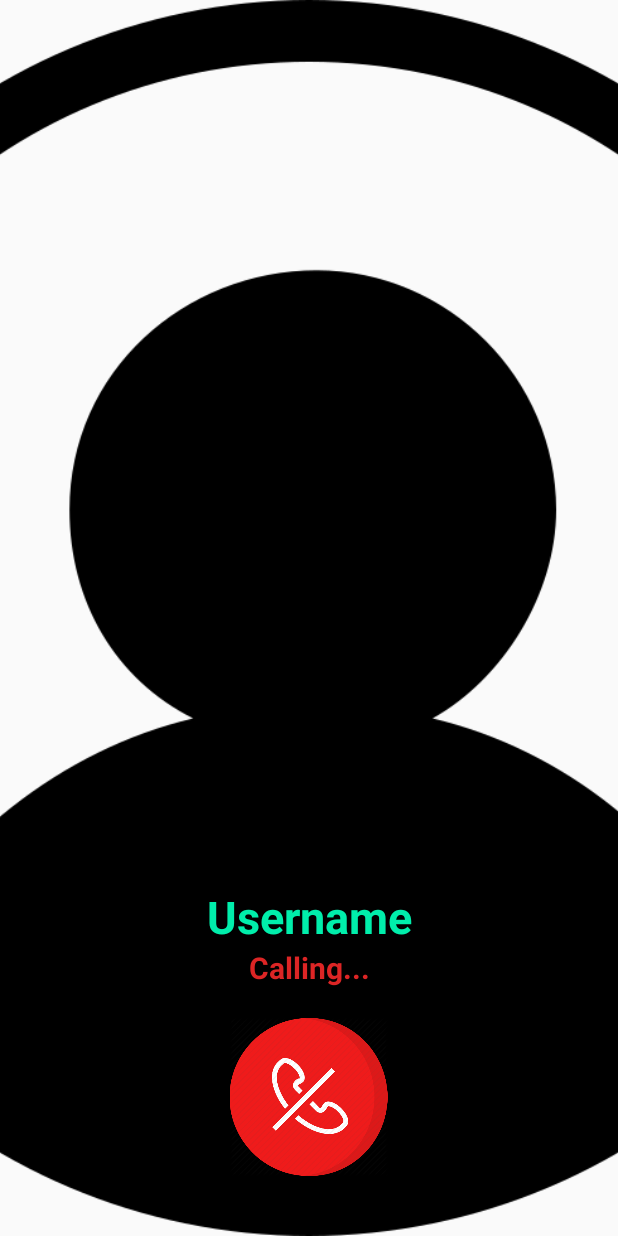
After one commit to srishti01/stackUnderflow, an Android app: the CallingActivity screen opened directly, with no data from a screen before it, on a phone screen of 412 x 824 dp. The commit adds this screen. Run offline under Robolectric (Android 15) with nearby library versions, the phone set to English and light mode, and no system bars; our stand-ins replace Firebase (no records; nobody signed in at launch, a user with empty details on screens opened directly), Picasso; 1 statement that could not run was skipped.

Commit message:
added CallingActivity

```diff
--- a/app/src/main/AndroidManifest.xml
+++ b/app/src/main/AndroidManifest.xml
@@ -11,10 +11,10 @@
         android:roundIcon="@mipmap/ic_launcher_round"
         android:supportsRtl="true"
         android:theme="@style/AppTheme">
-
-        <activity android:name=".ProfileActivity"></activity>
+        <activity android:name=".CallingActivity"></activity>
+        <activity android:name=".ProfileActivity" />
         <activity android:name=".FindPeopleActivity" />
-         <activity android:name=".MainActivity"/>
+        <activity android:name=".MainActivity" />
         <activity android:name=".NotificationActivity" />
         <activity android:name=".SettingsActivity" />
         <activity
--- /dev/null
+++ b/app/src/main/java/com/example/stackunderflow/CallingActivity.java
@@ -0,0 +1,71 @@
+package com.example.stackunderflow;
+
+import androidx.annotation.NonNull;
+import androidx.appcompat.app.AppCompatActivity;
+
+import android.os.Bundle;
+import android.widget.Button;
+import android.widget.ImageView;
+import android.widget.TextView;
+
+import com.google.firebase.auth.FirebaseAuth;
+import com.google.firebase.database.DataSnapshot;
+import com.google.firebase.database.DatabaseError;
+import com.google.firebase.database.DatabaseReference;
+import com.google.firebase.database.FirebaseDatabase;
+import com.google.firebase.database.ValueEventListener;
+import com.squareup.picasso.Picasso;
+
+public class CallingActivity extends AppCompatActivity {
+    private TextView nameContact;
+    private ImageView profileImage;
+    private ImageView cancelCallBtn, makeCallBtn;
+
+    private String recieverUserId="", recieverUserImage="", recieverUserName="";
+    private String senderUserId="", senderUserImage="", senderUserName="";
+    private DatabaseReference usersRef;
+
+    @Override
+    protected void onCreate(Bundle savedInstanceState) {
+        super.onCreate(savedInstanceState);
+        setContentView(R.layout.activity_calling);
+
+        recieverUserId = getIntent().getExtras().get("visit_user_id").toString();//we now have the userID from the last activity, now we can get the name and dp
+        usersRef = FirebaseDatabase.getInstance().getReference().child("Users");
+        senderUserId = FirebaseAuth.getInstance().getCurrentUser().getUid();
+
+        nameContact = (TextView) findViewById(R.id.name_contact);
+        profileImage = (ImageView) findViewById(R.id.profile_image_calling);
+        cancelCallBtn = (ImageView) findViewById(R.id.cancel_call);
+        makeCallBtn = (ImageView) findViewById(R.id.make_call);
+
+        getAndSetUserProfileInfo();
+    }
+
+    private void getAndSetUserProfileInfo() {
+        usersRef.addValueEventListener(new ValueEventListener() {
+            @Override
+            public void onDataChange(@NonNull DataSnapshot snapshot) {//DataSnapshot represent our users node so we can use it to retrieve info from the dataase
+                if(snapshot.child(recieverUserId).exists()){
+                    recieverUserImage = snapshot.child(recieverUserId).child("image").getValue().toString();
+                    recieverUserName = snapshot.child(recieverUserId).child("Name").getValue().toString();
+                    //NOW we have retrieved the Name and profile image from the database using snapshot
+
+                    //NEXT we will have to show this data to user in the CallingActivity
+                    nameContact.setText(recieverUserName);
+                    Picasso.get().load(recieverUserImage).placeholder(R.drawable.profile_image).into(profileImage);
+                    //Place holder here will be used to display the default profile image, until the user profile image is retrieved,i.e, if it takes time to load
+                }
+                if(snapshot.child(senderUserId).exists()){
+                    senderUserImage = snapshot.child(senderUserId).child("image").getValue().toString();
+                    senderUserName = snapshot.child(senderUserId).child("Name").getValue().toString();//we've stored the sender userID and name
+                }
+            }
+
+            @Override
+            public void onCancelled(@NonNull DatabaseError error) {
+
+            }
+        });
+    }
+}
--- a/app/src/main/java/com/example/stackunderflow/MainActivity.java
+++ b/app/src/main/java/com/example/stackunderflow/MainActivity.java
@@ -111,6 +111,8 @@ public class MainActivity extends AppCompatActivity {
     protected void onStart() {
         super.onStart();
 
+        validateUser();
+
         FirebaseRecyclerOptions<Contacts> options=
                 new FirebaseRecyclerOptions.Builder<Contacts>()
                 .setQuery(contactsRef.child(currentUserID), Contacts.class)
@@ -120,6 +122,7 @@ public class MainActivity extends AppCompatActivity {
             @Override
             protected void onBindViewHolder(@NonNull ContactsViewHolder holder, int i, @NonNull Contacts model) {
                 final String listUserID=getRef(i).getKey();
+
                 usersRef.child(listUserID).addValueEventListener(new ValueEventListener() {
                     @Override
                     public void onDataChange(@NonNull DataSnapshot snapshot) {
@@ -132,6 +135,14 @@ public class MainActivity extends AppCompatActivity {
                             Picasso.get().load(profileImage).into(holder.profileImageView);
 
                         }
+                        holder.callBtn.setOnClickListener(new View.OnClickListener() {//when user clicks on the video call button
+                            @Override
+                            public void onClick(View v) {
+                                Intent callingIntent = new Intent(MainActivity.this,CallingActivity.class);
+                                callingIntent.putExtra("visit_user_id",listUserID); //here we are sending the listUserID to the Callingactivity
+                                startActivity(callingIntent);                               //so that we will see who we have called
+                            }
+                        });
                     }
 
                     @Override
@@ -154,6 +165,28 @@ public class MainActivity extends AppCompatActivity {
 
     }
 
+    private void validateUser() {
+        //Here we are going to check if user has dp,name and bio or not
+        //We will create a reference and check if the prfile pic and name exist
+        DatabaseReference reference = FirebaseDatabase.getInstance().getReference();
+        reference.child("Users").child(currentUserID).addValueEventListener(new ValueEventListener() {
+            @Override
+            public void onDataChange(@NonNull DataSnapshot snapshot) {
+                if(!snapshot.exists()){
+                    Intent settingsIntent = new Intent(MainActivity.this,SettingsActivity.class); //If the user does not exist
+                                                                                                        //he/she will not be able to go to mainActivity
+                    startActivity(settingsIntent);
+                    finish();
+                }
+            }
+
+            @Override
+            public void onCancelled(@NonNull DatabaseError error) {
+
+            }
+        });
+    }
+
     public static class ContactsViewHolder extends RecyclerView.ViewHolder {
 
         TextView userNameText;
--- a/app/src/main/java/com/example/stackunderflow/NotificationActivity.java
+++ b/app/src/main/java/com/example/stackunderflow/NotificationActivity.java
@@ -46,7 +46,7 @@ public class NotificationActivity extends AppCompatActivity {
         currentUserID=mAuth.getCurrentUser().getUid();
         friendRequestRef = FirebaseDatabase.getInstance().getReference().child("Friend Requests");   //friend request ref stores the reference to friend requests
         contactsRef = FirebaseDatabase.getInstance().getReference().child("Contacts");   //contacts is storing the reference to already added friends
-        usersRef=FirebaseDatabase.getInstance().getReference().child("Users");   //users stores reference to users in the database
+        usersRef=FirebaseDatabase.getInstance().getReference().child("User");   //users stores reference to users in the database
 
 
         NotificationList=findViewById(R.id.notification_list);
@@ -201,8 +201,8 @@ public class NotificationActivity extends AppCompatActivity {
             public notificationViewHolder onCreateViewHolder(@NonNull ViewGroup parent, int viewType)  //set view acc to find_people_design
             {
                View view= LayoutInflater.from(parent.getContext()).inflate(R.layout.find_people_design,parent,false);
-               notificationViewHolder viewHolder=new notificationViewHolder(view);
-               return viewHolder;
+                notificationViewHolder viewHolder=new notificationViewHolder(view);
+                return viewHolder;
             }
         };
         NotificationList.setAdapter(firebaseRecyclerAdapter);
--- a/app/src/main/java/com/example/stackunderflow/SettingsActivity.java
+++ b/app/src/main/java/com/example/stackunderflow/SettingsActivity.java
@@ -19,7 +19,6 @@ import com.google.android.gms.tasks.OnCompleteListener;
 import com.google.android.gms.tasks.Task;
 import com.google.android.material.snackbar.Snackbar;
 import com.google.firebase.auth.FirebaseAuth;
-import com.google.firebase.auth.FirebaseUser;
 import com.google.firebase.database.DataSnapshot;
 import com.google.firebase.database.DatabaseError;
 import com.google.firebase.database.DatabaseReference;
--- /dev/null
+++ b/app/src/main/res/layout/activity_calling.xml
@@ -0,0 +1,70 @@
+<?xml version="1.0" encoding="utf-8"?>
+<RelativeLayout xmlns:android="http://schemas.android.com/apk/res/android"
+    xmlns:app="http://schemas.android.com/apk/res-auto"
+    xmlns:tools="http://schemas.android.com/tools"
+    android:layout_width="match_parent"
+    android:layout_height="match_parent"
+    tools:context=".CallingActivity">
+
+    <ImageView
+        android:id="@+id/profile_image_calling"
+        android:layout_width="match_parent"
+        android:layout_height="match_parent"
+        android:src="@drawable/profile_image"
+        android:scaleType="centerCrop"/>
+
+    <TextView
+        android:id="@+id/name_calling"
+        android:layout_width="match_parent"
+        android:layout_height="wrap_content"
+        android:text="Username"
+        android:textColor="#00EEAB"
+        android:textSize="30sp"
+        android:maxLines="5"
+        android:textStyle="bold"
+        android:gravity="center"
+        android:layout_above="@+id/txt"
+        />
+
+    <TextView
+        android:id="@+id/txt"
+        android:layout_width="match_parent"
+        android:layout_height="wrap_content"
+        android:text="Calling..."
+        android:textColor="#DC2525"
+        android:textSize="20sp"
+        android:maxLines="5"
+        android:textStyle="bold"
+        android:gravity="center"
+        android:layout_above="@+id/linear_layout1"
+        android:layout_marginBottom="20dp"
+        />
+
+    <LinearLayout
+        android:id="@+id/linear_layout1"
+        android:layout_width="match_parent"
+        android:layout_height="wrap_content"
+        android:layout_alignParentBottom="true"
+        android:layout_marginBottom="40dp"
+        android:gravity="center"
+        android:orientation="horizontal">
+
+        <ImageView
+            android:id="@+id/make_call"
+            android:layout_width="120dp"
+            android:layout_height="120dp"
+            android:src="@drawable/make_call"
+            android:layout_marginRight="80dp"
+            android:visibility="gone"
+            />
+
+        <ImageView
+            android:id="@+id/cancel_call"
+            android:layout_width="110dp"
+            android:layout_height="105dp"
+            android:src="@drawable/cancel_call"
+            />
+
+    </LinearLayout>
+
+</RelativeLayout>
```
Also changed, not shown: app/src/main/java/com/example/stackunderflow/RegistrationActivity.java (+3 -5 lines), app/src/main/res/drawable-hdpi/cancel_call.png (added), app/src/main/res/drawable-hdpi/make_call.png (added).
